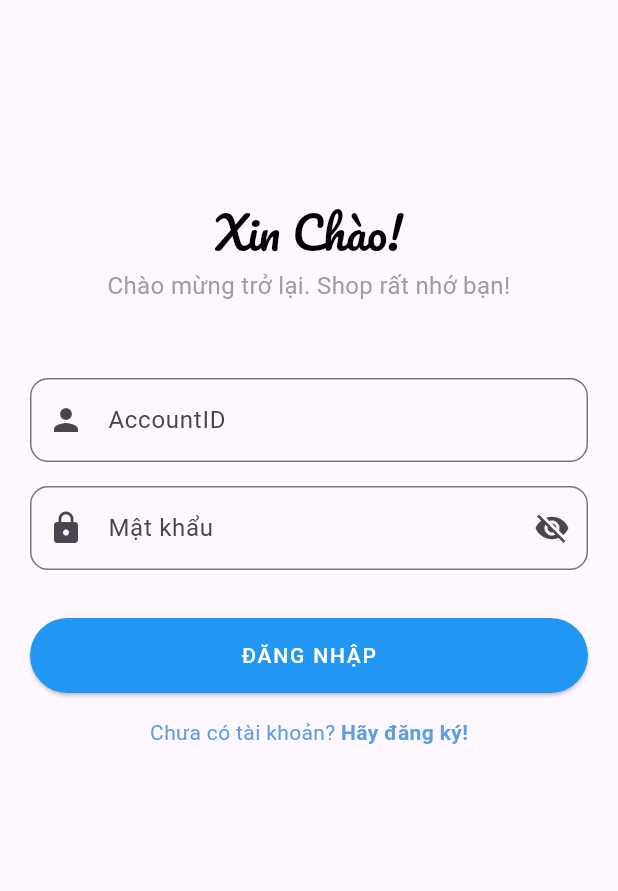
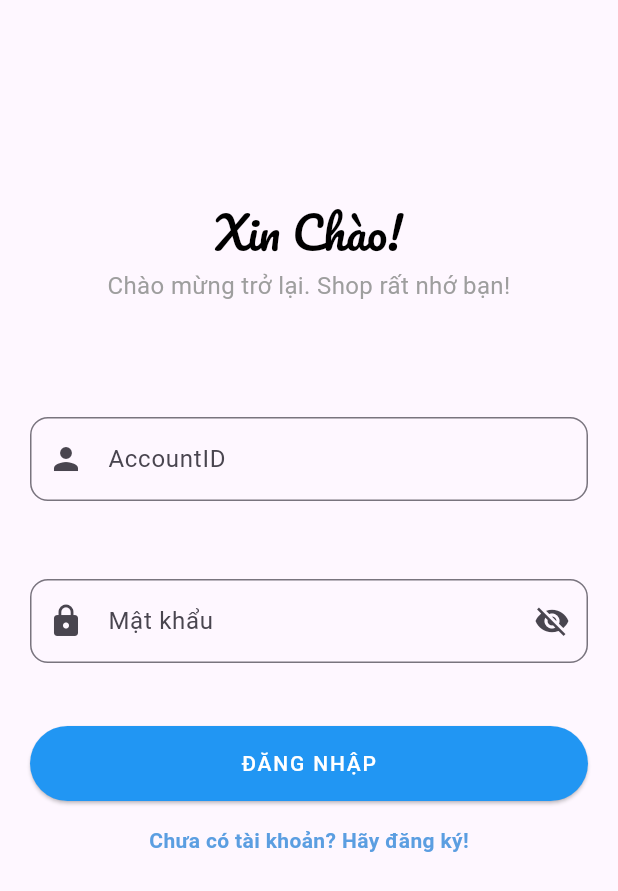
Before and after one commit to TienActor/Flutter_Shoe_selling, a Flutter app: the LoginPage screen opened directly, on a phone screen of 412 x 824 dp. Shown: the top 891 px of the screen. Run offline on Flutter 3.47's test engine with Material 3 defaults, Android fonts, the phone set to English and light mode, and no system bars; our stand-ins replace carousel_slider, google_fonts, shared_preferences; missing offline and left inert: show_hide_password; accounts and stored records are empty; project files that could hold a hidden picture were left out.

Commit message:
sửa giao diện

```diff
--- a/lib/Config/api_urls.dart
+++ b/lib/Config/api_urls.dart
@@ -1,18 +1,23 @@
-class ApiUrls{
+class ApiUrls {
+  static const String login = "https://huflit.id.vn:4321/api/Auth/login";
+  static const String register = "https://huflit.id.vn:4321/api/Student/signUp";
+  static const String updateInfo =
+      "https://huflit.id.vn:4321/api/Auth/updateProfile";
+  static const String changPassword =
+      "https://huflit.id.vn:4321/api/Auth/ChangePassword";
+  static const String forgotPassword =
+      "https://huflit.id.vn:4321/api/Auth/forgetPass";
+  static const String getListProduct =
+      "https://huflit.id.vn:4321/api/Product/getList?accountID=Tie2023";
+  static const String getListByCatId =
+      "https://huflit.id.vn:4321/api/Product/getListByCatId?categoryID=1&accountID=Tie2023";
+  static const String addBill = "https://huflit.id.vn:4321/api/Order/addBill";
+  static const String getBillById =
+      "https://huflit.id.vn:4321/api/Bill/getByID?billID=";
+  static const String getBillHistory =
+      "https://huflit.id.vn:4321/api/Bill/getHistory";
+  static const String removeBill =
+      "https://huflit.id.vn:4321/api/Bill/remove?billID=";
 
-  static const String login="https://huflit.id.vn:4321/api/Auth/login";
-   static const String register="https://huflit.id.vn:4321/api/Student/signUp";
-  static const String updateInfo="https://huflit.id.vn:4321/api/Auth/updateProfile";
-  static const String changPassword="https://huflit.id.vn:4321/api/Auth/ChangePassword";
-  static const String forgotPassword="https://huflit.id.vn:4321/api/Auth/forgetPass";
-  static const String getListProduct="https://huflit.id.vn:4321/api/Product/getList?accountID=Tie2023";
-  static const String getListByCatId="https://huflit.id.vn:4321/api/Product/getListByCatId?categoryID=1&accountID=Tie2023";
-  static const String addBill="https://huflit.id.vn:4321/api/Order/addBill";
-  static const String getBillById="https://huflit.id.vn:4321/api/Bill/getByID?billID=";
-  static const String getBillHistory="https://huflit.id.vn:4321/api/Bill/getHistory";
-  static const String removeBill="https://huflit.id.vn:4321/api/Bill/remove?billID=";
-
- // lưu ý dùng thêm share preferent để lưu token khi đăng nhập để xác minh các phần sửa thông tin tài khoản , quên mật khẩu
-
-
+  // lưu ý dùng thêm share preferent để lưu token khi đăng nhập để xác minh các phần sửa thông tin tài khoản , quên mật khẩu
 }
--- a/lib/Screen/Login/login_page.dart
+++ b/lib/Screen/Login/login_page.dart
@@ -10,9 +10,10 @@ import '../../page/grid.dart';
 import '../Register/signup_page.dart';
 import 'package:http/http.dart' as http;
 import '../components/already_have_an_account_acheck.dart';
+import '../components/custom_textfield.dart';
 
 class LoginPage extends StatefulWidget {
-  const LoginPage({Key? key}) : super(key: key);
+  const LoginPage({super.key});
 
   @override
   State<LoginPage> createState() => _LoginPageState();
@@ -68,55 +69,39 @@ class _LoginPageState extends State<LoginPage> {
                 key: _formKey,
                 child: Column(
                   children: [
-                    TextFormField(
-                      keyboardType: TextInputType.emailAddress,
-                      onSaved: (value) => _model.accountID = value!,
+                    Padding(
+                      padding:
+                          const EdgeInsets.symmetric(vertical: defaultPadding),
+                      child: CustomTextField(
+                        labelText: "AccountID",
+                        controller: _accIdController,
                         validator: (value) {
                           if (value == null || value.isEmpty) {
                             return 'Vui lòng nhập AccountID';
                           }
                           return null;
                         },
+                        keyboardType: TextInputType.emailAddress,
                         textInputAction: TextInputAction.next,
-                      cursorColor: kPrimaryColor,
-                      controller: _accIdController,
-                      decoration: InputDecoration(
-                        labelText: "AccountID",
-                        /* hintText: "Nhập AccountID của bạn", */
-                        floatingLabelBehavior: FloatingLabelBehavior.auto,
-                        prefixIcon: const Icon(Icons.person),
-                        border: OutlineInputBorder(
-                          borderRadius: BorderRadius.circular(12),
-                          borderSide:
-                              const BorderSide(color: Colors.blue, width: 2),
-                        ),
-                        focusedBorder: OutlineInputBorder(
-                          borderRadius: BorderRadius.circular(12),
-                          borderSide:
-                              const BorderSide(color: Colors.blue, width: 2),
-                        ),
+                        prefixIcon: Icons.person,
                       ),
                     ),
                     Padding(
                       padding:
                           const EdgeInsets.symmetric(vertical: defaultPadding),
-                      child: TextFormField(
-                        onSaved: (value) => _model.password = value!,
+                      child: CustomTextField(
+                        labelText: "Mật khẩu",
+                        controller: _passwController,
                         validator: (value) {
                           if (value == null || value.isEmpty) {
                             return 'Vui lòng nhập mật khẩu';
                           }
                           return null;
                         },
+                        obscureText: _isPasswordHidden,
+                        keyboardType: TextInputType.text,
                         textInputAction: TextInputAction.done,
-                        controller: _passwController,
-                        obscureText: _isPasswordHidden,
-                        cursorColor: kPrimaryColor,
-                        decoration: InputDecoration(
-                          labelText: "Mật khẩu",
-                          /* hintText: "Nhập mật khẩu của bạn", */
-                          floatingLabelBehavior: FloatingLabelBehavior.auto,
-                          prefixIcon: const Icon(Icons.lock),
+                        prefixIcon: Icons.lock,
                         suffixIcon: IconButton(
                           icon: Icon(_isPasswordHidden
                               ? Icons.visibility_off
@@ -126,17 +111,6 @@ class _LoginPageState extends State<LoginPage> {
                               _isPasswordHidden = !_isPasswordHidden;
                             });
                           },
-                          ),
-                          border: OutlineInputBorder(
-                            borderRadius: BorderRadius.circular(12),
-                            borderSide:
-                                const BorderSide(color: Colors.blue, width: 2),
-                          ),
-                          focusedBorder: OutlineInputBorder(
-                            borderRadius: BorderRadius.circular(12),
-                            borderSide:
-                                const BorderSide(color: Colors.blue, width: 2),
-                          ),
                         ),
                       ),
                     ),
--- a/lib/Screen/Register/signup_page.dart
+++ b/lib/Screen/Register/signup_page.dart
@@ -2,6 +2,7 @@ import 'package:flutter/material.dart';
 import 'package:google_fonts/google_fonts.dart';
 import 'package:show_hide_password/show_hide_password.dart';
 import '../Login/login_page.dart';
+import '../components/already_have_an_account_acheck.dart';
 
 class SignupPage extends StatefulWidget {
   const SignupPage({Key? key}) : super(key: key);
@@ -156,14 +157,14 @@ class _SignupPageState extends State<SignupPage> {
                       ),
                     ),
                     const SizedBox(height: 16),
-                    TextButton(
-                      onPressed: () {
+                    AlreadyHaveAnAccountCheck(
+                      press: () {
                         Navigator.push(
                           context,
-                          MaterialPageRoute(builder: (context) => LoginPage()),
+                          MaterialPageRoute(
+                              builder: (context) => const LoginPage()),
                         );
                       },
-                      child: const Text('Đã có tài khoản? Đăng nhập ngay!'),
                     ),
                   ],
                 ),
--- a/lib/Screen/components/already_have_an_account_acheck.dart
+++ b/lib/Screen/components/already_have_an_account_acheck.dart
@@ -17,7 +17,10 @@ class AlreadyHaveAnAccountCheck extends StatelessWidget {
       children: <Widget>[
         Text(
           login ? "Chưa có tài khoản? " : "Already have an Account ? ",
-          style: const TextStyle(color: kPrimaryColor),
+          style: const TextStyle(
+            color: kPrimaryColor,
+            fontWeight: FontWeight.bold,
+          ),
         ),
         GestureDetector(
           onTap: press as void Function()?,
--- /dev/null
+++ b/lib/Screen/components/custom_textfield.dart
@@ -0,0 +1,53 @@
+import 'package:flutter/material.dart';
+
+class CustomTextField extends StatelessWidget {
+  final String labelText;
+  final TextEditingController controller;
+  final FormFieldValidator<String> validator;
+  final bool obscureText;
+  final TextInputType keyboardType;
+  final TextInputAction textInputAction;
+  final IconData prefixIcon;
+  final Widget? suffixIcon;
+
+  const CustomTextField({
+    Key? key,
+    required this.labelText,
+    required this.controller,
+    required this.validator,
+    this.obscureText = false,
+    this.keyboardType = TextInputType.text,
+    this.textInputAction = TextInputAction.next,
+    this.prefixIcon = Icons.question_mark,
+    this.suffixIcon,
+  }) : super(key: key);
+
+  @override
+  Widget build(BuildContext context) {
+    return Padding(
+      padding: const EdgeInsets.symmetric(vertical: 10),
+      child: TextFormField(
+        keyboardType: keyboardType,
+        onSaved: (value) => controller.text = value ?? "",
+        validator: validator,
+        textInputAction: textInputAction,
+        cursorColor: Theme.of(context).primaryColor,
+        controller: controller,
+        obscureText: obscureText,
+        decoration: InputDecoration(
+          labelText: labelText,
+          prefixIcon: Icon(prefixIcon),
+          suffixIcon: suffixIcon,
+          border: OutlineInputBorder(
+            borderRadius: BorderRadius.circular(12),
+            borderSide: BorderSide(color: Colors.blue),
+          ),
+          focusedBorder: OutlineInputBorder(
+            borderRadius: BorderRadius.circular(12),
+            borderSide: BorderSide(color: Colors.blue, width: 2),
+          ),
+        ),
+      ),
+    );
+  }
+}
```
Lines whose indentation alone changed are shown as unchanged.
